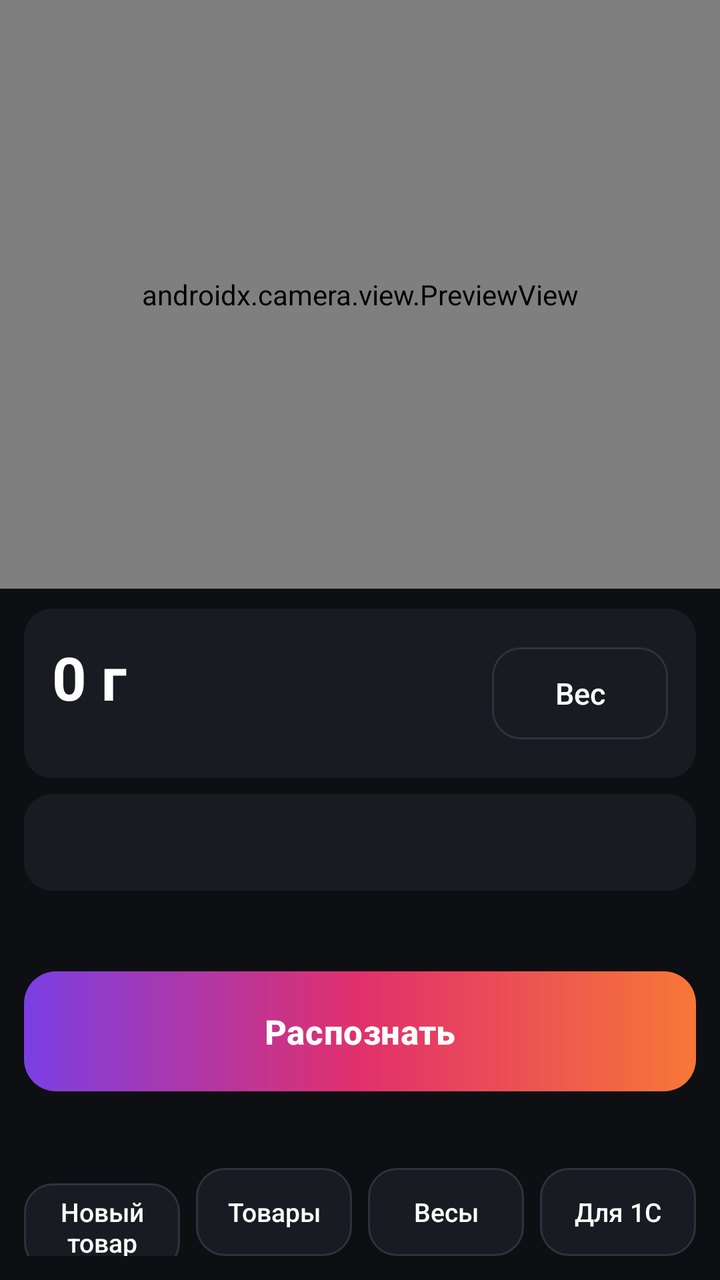
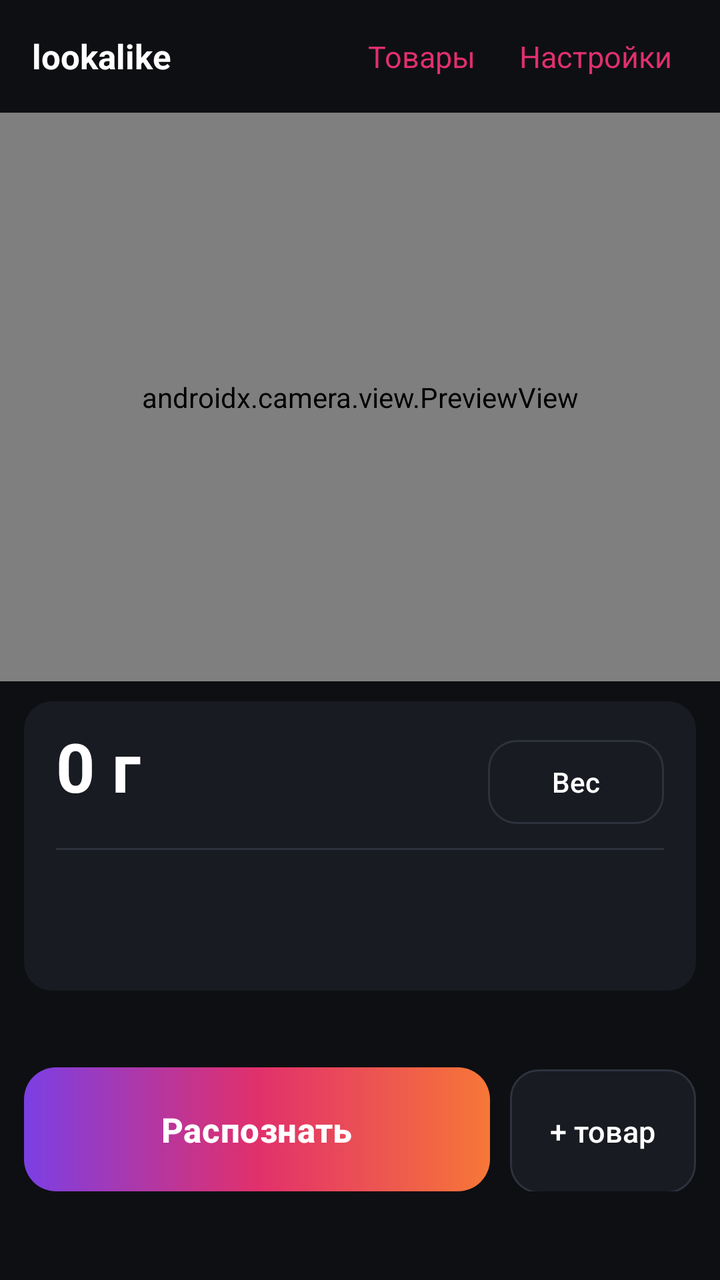

An Android layout rendered at two revisions. The XML below is the earlier revision; the diff shows what the commit changed to produce the second picture.
<!-- AndroidManifest.xml: application theme Theme.Lookalike -->
<!-- res/layout/activity_main.xml -->
<?xml version="1.0" encoding="utf-8"?>
<LinearLayout xmlns:android="http://schemas.android.com/apk/res/android"
    android:layout_width="match_parent"
    android:layout_height="match_parent"
    android:orientation="vertical"
    android:background="@color/bg">

    <androidx.camera.view.PreviewView
        android:id="@+id/viewFinder"
        android:layout_width="match_parent"
        android:layout_height="0dp"
        android:layout_weight="1" />

    
    <LinearLayout
        android:layout_width="match_parent"
        android:layout_height="wrap_content"
        android:orientation="horizontal"
        android:background="@drawable/card"
        android:layout_marginHorizontal="12dp"
        android:layout_marginTop="10dp"
        android:padding="14dp"
        android:gravity="center_vertical">

        <LinearLayout
            android:layout_width="0dp"
            android:layout_height="wrap_content"
            android:layout_weight="1"
            android:orientation="vertical">

            <TextView
                android:id="@+id/weight"
                android:layout_width="wrap_content"
                android:layout_height="wrap_content"
                android:textSize="30sp"
                android:textStyle="bold"
                android:textColor="@color/text"
                android:text="@string/weight_zero" />

            <TextView
                android:id="@+id/weightNote"
                android:layout_width="wrap_content"
                android:layout_height="wrap_content"
                android:textSize="12sp"
                android:textColor="@color/muted" />
        </LinearLayout>

        <Button
            android:id="@+id/getWeight"
            style="@style/Btn.Ghost"
            android:layout_width="wrap_content"
            android:layout_height="46dp"
            android:paddingHorizontal="18dp"
            android:text="@string/weight_get" />
    </LinearLayout>

    <TextView
        android:id="@+id/chosen"
        android:layout_width="match_parent"
        android:layout_height="wrap_content"
        android:background="@drawable/card"
        android:layout_marginHorizontal="12dp"
        android:layout_marginTop="8dp"
        android:padding="14dp"
        android:textSize="15sp"
        android:textColor="@color/text" />

    <TextView
        android:id="@+id/status"
        android:layout_width="match_parent"
        android:layout_height="wrap_content"
        android:paddingHorizontal="16dp"
        android:paddingVertical="8dp"
        android:textSize="12sp"
        android:textColor="@color/muted"
        android:gravity="center" />

    <LinearLayout
        android:id="@+id/results"
        android:layout_width="match_parent"
        android:layout_height="wrap_content"
        android:orientation="vertical"
        android:paddingHorizontal="12dp" />

    <LinearLayout
        android:layout_width="match_parent"
        android:layout_height="wrap_content"
        android:orientation="horizontal"
        android:paddingHorizontal="12dp"
        android:paddingTop="8dp">

        <Button
            android:id="@+id/shoot"
            style="@style/Btn.Primary"
            android:layout_width="0dp"
            android:layout_height="60dp"
            android:layout_weight="1"
            android:text="@string/shoot" />

        <Button
            android:id="@+id/doneAdding"
            style="@style/Btn.Ghost"
            android:layout_width="wrap_content"
            android:layout_height="60dp"
            android:layout_marginStart="10dp"
            android:paddingHorizontal="18dp"
            android:visibility="gone"
            android:text="@string/done" />
    </LinearLayout>

    
    <TextView
        android:id="@+id/links"
        android:layout_width="match_parent"
        android:layout_height="wrap_content"
        android:paddingHorizontal="16dp"
        android:paddingTop="10dp"
        android:textSize="12sp"
        android:gravity="center"
        android:textColor="@color/muted" />

    <LinearLayout
        android:layout_width="match_parent"
        android:layout_height="wrap_content"
        android:orientation="horizontal"
        android:padding="12dp">

        <Button
            android:id="@+id/newProduct"
            style="@style/Btn.Ghost"
            android:layout_width="0dp"
            android:layout_height="44dp"
            android:layout_weight="1"
            android:textSize="13sp"
            android:text="@string/new_product" />

        <Button
            android:id="@+id/catalog"
            style="@style/Btn.Ghost"
            android:layout_width="0dp"
            android:layout_height="44dp"
            android:layout_marginStart="8dp"
            android:layout_weight="1"
            android:textSize="13sp"
            android:text="@string/catalog" />

        <Button
            android:id="@+id/scale"
            style="@style/Btn.Ghost"
            android:layout_width="0dp"
            android:layout_height="44dp"
            android:layout_marginStart="8dp"
            android:layout_weight="1"
            android:textSize="13sp"
            android:text="@string/scale" />

        <Button
            android:id="@+id/integration"
            style="@style/Btn.Ghost"
            android:layout_width="0dp"
            android:layout_height="44dp"
            android:layout_marginStart="8dp"
            android:layout_weight="1"
            android:textSize="13sp"
            android:text="@string/integration" />
    </LinearLayout>
</LinearLayout>
<!-- resources referenced by this layout -->
<resources>
  <color name="bg">#0E0F13</color>
  <color name="muted">#8A909B</color>
  <color name="text">#FFFFFF</color>
  <!-- drawable card (drawable) -->
  <?xml version="1.0" encoding="utf-8"?>
  <shape xmlns:android="http://schemas.android.com/apk/res/android"
      android:shape="rectangle">
      <corners android:radius="14dp" />
      <solid android:color="@color/surface" />
  </shape>
  <string name="catalog">Товары</string>
  <string name="done">Готово</string>
  <string name="integration">Для 1С</string>
  <string name="new_product">Новый товар</string>
  <string name="scale">Весы</string>
  <string name="shoot">Распознать</string>
  <string name="weight_get">Вес</string>
  <string name="weight_zero">0 г</string>
  <style name="Btn.Ghost" parent="Widget.AppCompat.Button.Borderless">
          <item name="android:background">@drawable/btn_ghost</item>
          <item name="android:textColor">@color/text</item>
          <item name="android:textAllCaps">false</item>
          <item name="android:textSize">15sp</item>
          <item name="android:stateListAnimator">@null</item>
      </style>
  <style name="Btn.Primary" parent="Widget.AppCompat.Button.Borderless">
          <item name="android:background">@drawable/btn_primary</item>
          <item name="android:textColor">@color/text</item>
          <item name="android:textAllCaps">false</item>
          <item name="android:textSize">17sp</item>
          <item name="android:textStyle">bold</item>
          <item name="android:letterSpacing">0.01</item>
          <item name="android:stateListAnimator">@null</item>
      </style>
  <style name="Theme.Lookalike" parent="Theme.MaterialComponents.NoActionBar">
          <item name="android:windowBackground">@color/bg</item>
          <item name="android:statusBarColor">@color/bg</item>
          <item name="android:navigationBarColor">@color/bg</item>
          <item name="colorAccent">@color/accent</item>
          <item name="android:textColorPrimary">@color/text</item>
      </style>
  <color name="surface">#191B22</color>
  <!-- drawable btn_ghost (drawable) -->
  <?xml version="1.0" encoding="utf-8"?>
  <ripple xmlns:android="http://schemas.android.com/apk/res/android"
      android:color="#22FFFFFF">
      <item>
          <shape android:shape="rectangle">
              <corners android:radius="14dp" />
              <solid android:color="@color/surface" />
              <stroke android:width="1dp" android:color="@color/stroke" />
          </shape>
      </item>
  </ripple>
  <!-- drawable btn_primary (drawable) -->
  <?xml version="1.0" encoding="utf-8"?>
  <ripple xmlns:android="http://schemas.android.com/apk/res/android"
      android:color="#40FFFFFF">
      <item>
          <shape android:shape="rectangle">
              <corners android:radius="16dp" />
              <gradient
                  android:angle="0"
                  android:startColor="#7B3FE4"
                  android:centerColor="#E1306C"
                  android:endColor="#F77737" />
          </shape>
      </item>
  </ripple>
  <color name="accent">#E1306C</color>
  <color name="stroke">#2E323D</color>
</resources>

<!-- the commit's change to res/layout/activity_main.xml (unified diff, before → after) -->
@@ -4,6 +4,46 @@
     android:layout_height="match_parent"
     android:orientation="vertical"
     android:background="@color/bg">
+
+    
+    <LinearLayout
+        android:layout_width="match_parent"
+        android:layout_height="wrap_content"
+        android:orientation="horizontal"
+        android:gravity="center_vertical"
+        android:paddingHorizontal="16dp"
+        android:paddingVertical="10dp">
+
+        <TextView
+            android:layout_width="0dp"
+            android:layout_height="wrap_content"
+            android:layout_weight="1"
+            android:textSize="17sp"
+            android:textStyle="bold"
+            android:textColor="@color/text"
+            android:text="@string/app_name" />
+
+        <TextView
+            android:id="@+id/catalog"
+            android:layout_width="wrap_content"
+            android:layout_height="wrap_content"
+            android:padding="8dp"
+            android:textSize="15sp"
+            android:textColor="@color/accent"
+            android:background="?android:attr/selectableItemBackgroundBorderless"
+            android:text="@string/catalog" />
+
+        <TextView
+            android:id="@+id/settings"
+            android:layout_width="wrap_content"
+            android:layout_height="wrap_content"
+            android:padding="8dp"
+            android:layout_marginStart="6dp"
+            android:textSize="15sp"
+            android:textColor="@color/accent"
+            android:background="?android:attr/selectableItemBackgroundBorderless"
+            android:text="@string/settings" />
+    </LinearLayout>
 
     <androidx.camera.view.PreviewView
         android:id="@+id/viewFinder"
@@ -15,62 +55,76 @@
     <LinearLayout
         android:layout_width="match_parent"
         android:layout_height="wrap_content"
-        android:orientation="horizontal"
+        android:orientation="vertical"
         android:background="@drawable/card"
         android:layout_marginHorizontal="12dp"
         android:layout_marginTop="10dp"
-        android:padding="14dp"
-        android:gravity="center_vertical">
+        android:padding="16dp">
 
         <LinearLayout
-            android:layout_width="0dp"
+            android:layout_width="match_parent"
             android:layout_height="wrap_content"
-            android:layout_weight="1"
-            android:orientation="vertical">
+            android:orientation="horizontal"
+            android:gravity="bottom">
 
             <TextView
                 android:id="@+id/weight"
                 android:layout_width="wrap_content"
                 android:layout_height="wrap_content"
-                android:textSize="30sp"
+                android:textSize="34sp"
                 android:textStyle="bold"
                 android:textColor="@color/text"
                 android:text="@string/weight_zero" />
 
             <TextView
                 android:id="@+id/weightNote"
-                android:layout_width="wrap_content"
+                android:layout_width="0dp"
                 android:layout_height="wrap_content"
+                android:layout_weight="1"
+                android:layout_marginStart="10dp"
+                android:paddingBottom="6dp"
                 android:textSize="12sp"
                 android:textColor="@color/muted" />
+
+            <Button
+                android:id="@+id/getWeight"
+                style="@style/Btn.Ghost"
+                android:layout_width="wrap_content"
+                android:layout_height="42dp"
+                android:paddingHorizontal="16dp"
+                android:textSize="14sp"
+                android:text="@string/weight_get" />
         </LinearLayout>
 
-        <Button
-            android:id="@+id/getWeight"
-            style="@style/Btn.Ghost"
-            android:layout_width="wrap_content"
-            android:layout_height="46dp"
-            android:paddingHorizontal="18dp"
-            android:text="@string/weight_get" />
+        <View
+            android:layout_width="match_parent"
+            android:layout_height="1dp"
+            android:layout_marginVertical="12dp"
+            android:background="@color/stroke" />
+
+        <TextView
+            android:id="@+id/chosenName"
+            android:layout_width="match_parent"
+            android:layout_height="wrap_content"
+            android:textSize="16sp"
+            android:textColor="@color/text" />
+
+        <TextView
+            android:id="@+id/chosenCode"
+            android:layout_width="match_parent"
+            android:layout_height="wrap_content"
+            android:paddingTop="3dp"
+            android:fontFamily="monospace"
+            android:textSize="13sp"
+            android:textColor="@color/muted" />
     </LinearLayout>
-
-    <TextView
-        android:id="@+id/chosen"
-        android:layout_width="match_parent"
-        android:layout_height="wrap_content"
-        android:background="@drawable/card"
-        android:layout_marginHorizontal="12dp"
-        android:layout_marginTop="8dp"
-        android:padding="14dp"
-        android:textSize="15sp"
-        android:textColor="@color/text" />
 
     <TextView
         android:id="@+id/status"
         android:layout_width="match_parent"
         android:layout_height="wrap_content"
         android:paddingHorizontal="16dp"
-        android:paddingVertical="8dp"
+        android:paddingVertical="7dp"
         android:textSize="12sp"
         android:textColor="@color/muted"
         android:gravity="center" />
@@ -93,75 +147,37 @@
             android:id="@+id/shoot"
             style="@style/Btn.Primary"
             android:layout_width="0dp"
-            android:layout_height="60dp"
+            android:layout_height="62dp"
             android:layout_weight="1"
             android:text="@string/shoot" />
+
+        <Button
+            android:id="@+id/newProduct"
+            style="@style/Btn.Ghost"
+            android:layout_width="wrap_content"
+            android:layout_height="62dp"
+            android:layout_marginStart="10dp"
+            android:paddingHorizontal="20dp"
+            android:textSize="15sp"
+            android:text="@string/new_short" />
 
         <Button
             android:id="@+id/doneAdding"
             style="@style/Btn.Ghost"
             android:layout_width="wrap_content"
-            android:layout_height="60dp"
+            android:layout_height="62dp"
             android:layout_marginStart="10dp"
-            android:paddingHorizontal="18dp"
+            android:paddingHorizontal="20dp"
             android:visibility="gone"
             android:text="@string/done" />
     </LinearLayout>
 
-    
     <TextView
         android:id="@+id/links"
         android:layout_width="match_parent"
         android:layout_height="wrap_content"
-        android:paddingHorizontal="16dp"
-        android:paddingTop="10dp"
+        android:padding="14dp"
         android:textSize="12sp"
         android:gravity="center"
         android:textColor="@color/muted" />
-
-    <LinearLayout
-        android:layout_width="match_parent"
-        android:layout_height="wrap_content"
-        android:orientation="horizontal"
-        android:padding="12dp">
-
-        <Button
-            android:id="@+id/newProduct"
-            style="@style/Btn.Ghost"
-            android:layout_width="0dp"
-            android:layout_height="44dp"
-            android:layout_weight="1"
-            android:textSize="13sp"
-            android:text="@string/new_product" />
-
-        <Button
-            android:id="@+id/catalog"
-            style="@style/Btn.Ghost"
-            android:layout_width="0dp"
-            android:layout_height="44dp"
-            android:layout_marginStart="8dp"
-            android:layout_weight="1"
-            android:textSize="13sp"
-            android:text="@string/catalog" />
-
-        <Button
-            android:id="@+id/scale"
-            style="@style/Btn.Ghost"
-            android:layout_width="0dp"
-            android:layout_height="44dp"
-            android:layout_marginStart="8dp"
-            android:layout_weight="1"
-            android:textSize="13sp"
-            android:text="@string/scale" />
-
-        <Button
-            android:id="@+id/integration"
-            style="@style/Btn.Ghost"
-            android:layout_width="0dp"
-            android:layout_height="44dp"
-            android:layout_marginStart="8dp"
-            android:layout_weight="1"
-            android:textSize="13sp"
-            android:text="@string/integration" />
-    </LinearLayout>
 </LinearLayout>
<!-- resource entries referenced after the edit -->
@@ -1,7 +1,9 @@
 <!-- resources referenced by this layout -->
 <resources>
+  <color name="accent">#E1306C</color>
   <color name="bg">#0E0F13</color>
   <color name="muted">#8A909B</color>
+  <color name="stroke">#2E323D</color>
   <color name="text">#FFFFFF</color>
   <!-- drawable card (drawable) -->
   <?xml version="1.0" encoding="utf-8"?>
@@ -10,11 +12,11 @@
       <corners android:radius="14dp" />
       <solid android:color="@color/surface" />
   </shape>
+  <string name="app_name">lookalike</string>
   <string name="catalog">Товары</string>
   <string name="done">Готово</string>
-  <string name="integration">Для 1С</string>
-  <string name="new_product">Новый товар</string>
-  <string name="scale">Весы</string>
+  <string name="new_short">+ товар</string>
+  <string name="settings">Настройки</string>
   <string name="shoot">Распознать</string>
   <string name="weight_get">Вес</string>
   <string name="weight_zero">0 г</string>
@@ -69,7 +71,5 @@
           </shape>
       </item>
   </ripple>
-  <color name="accent">#E1306C</color>
-  <color name="stroke">#2E323D</color>
 </resources>
 
